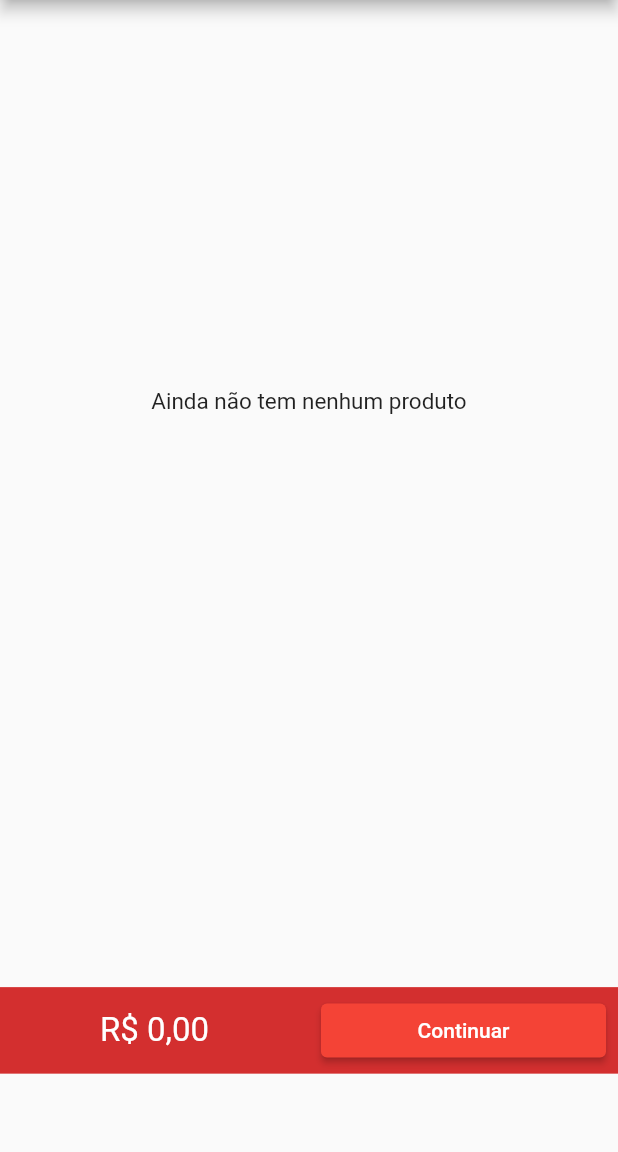
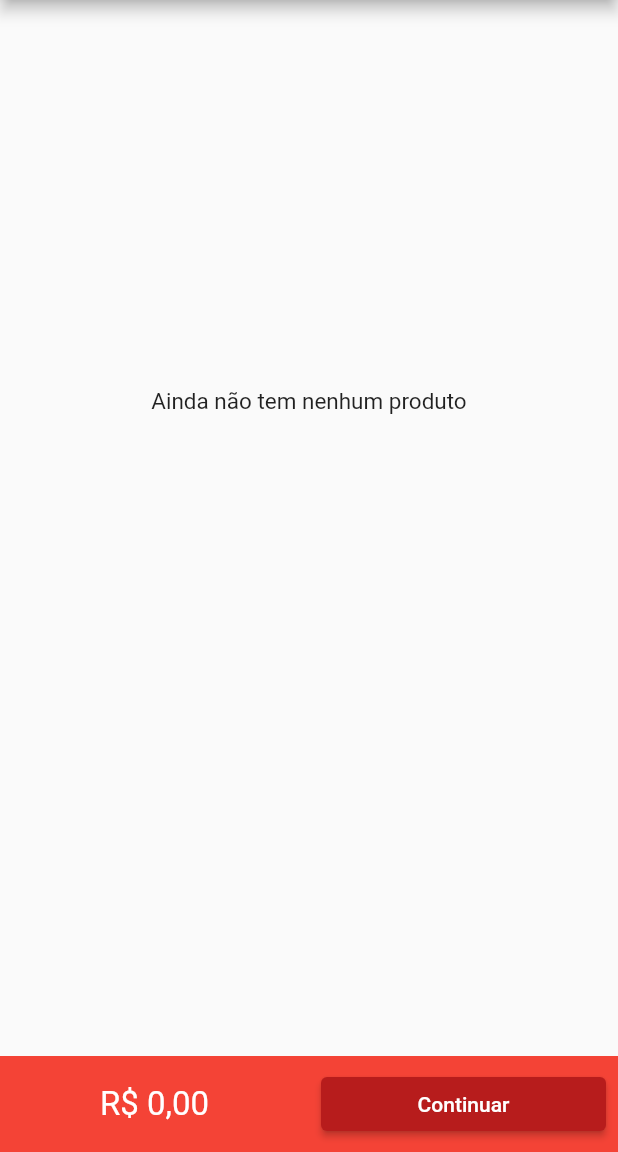
Before and after one commit to calestro/jworld_store, a Flutter app: the screen it shows after launch, after a tap on the "shopping cart" icon, on a phone screen of 412 x 824 dp, the part 84-1236 px from its top. Run offline on Flutter 3.47's test engine with Material 2 defaults, Android fonts, the phone set to English and light mode, and no system bars; our stand-ins replace badges, wakelock.

Commit message:
resolvendo bugs

```diff
--- a/lib/activy/cart_page/cart_page.dart
+++ b/lib/activy/cart_page/cart_page.dart
@@ -52,7 +52,6 @@ class _CartPageState extends State<CartPage> {
               shrinkWrap: true,
               itemCount: bd.myCart.length,
               itemBuilder: (context, index){
-
                 return Stack(
                   children: [
                     Padding(
@@ -123,12 +122,10 @@ class _CartPageState extends State<CartPage> {
               },
             ),
           ),
-          SizedBox(height: hg * 0.148652),
-
-          Container(
-            height: hg * 0.07,
-            width: double.maxFinite,
-            color: Colors.red.shade700,
+        ],
+      ),
+      bottomNavigationBar: Container(
+        color: Colors.red.shade500,
         child: Row(
           mainAxisAlignment: MainAxisAlignment.spaceAround,
           crossAxisAlignment: CrossAxisAlignment.center,
@@ -144,6 +141,9 @@ class _CartPageState extends State<CartPage> {
                 child: Padding(
                   padding: const EdgeInsets.all(8),
                   child: ElevatedButton(
+                    style: ButtonStyle(
+                      backgroundColor: MaterialStateColor.resolveWith((states) => Colors.red.shade900)
+                    ),
                       onPressed: (){},
                       child: const Text("Continuar")),
                 ))
@@ -151,11 +151,6 @@ class _CartPageState extends State<CartPage> {
           ],
         ),
       ),
-
-
-
-        ],
-      ),
     );
   }
 
```
Lines whose indentation alone changed are shown as unchanged.
